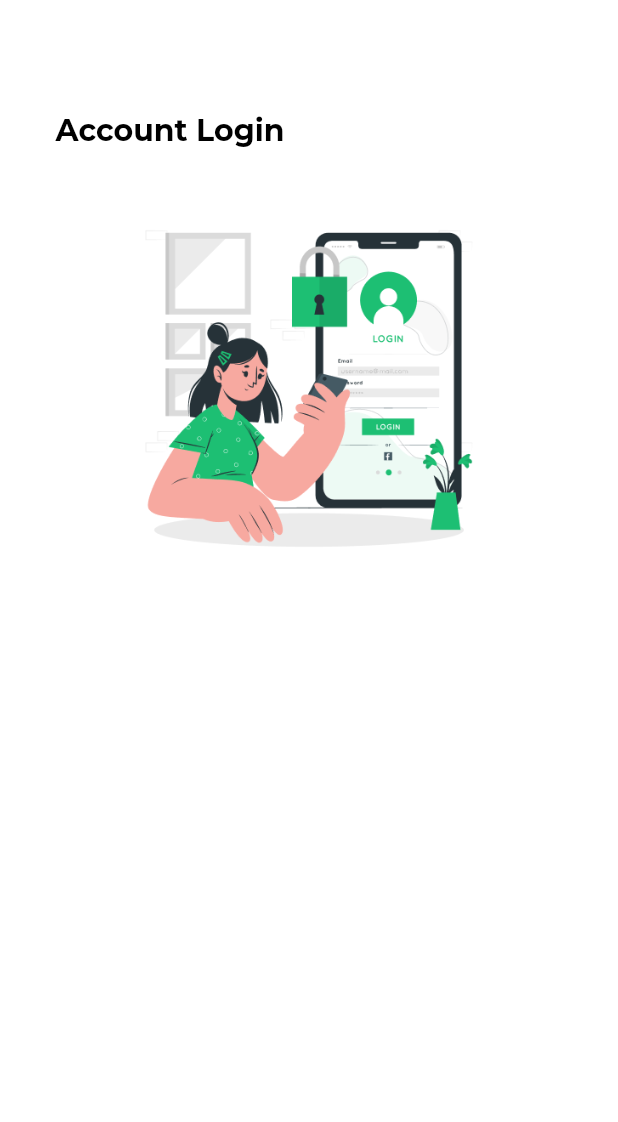
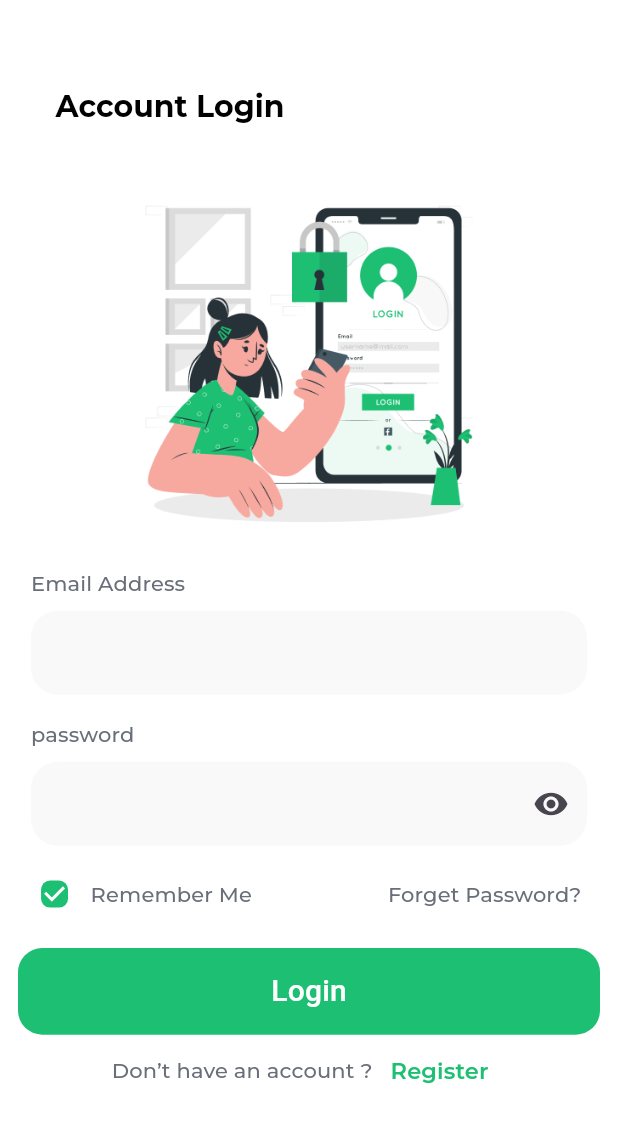
Before and after one commit to Mahmoudshady20/kafiil_test, a Flutter app: the screen it shows after launch, on a phone screen of 412 x 824 dp. Shown: the top 1122 px of the screen. Run offline on Flutter 3.47's test engine with Material 3 defaults, Android fonts, the phone set to English and light mode, and no system bars; our stand-ins replace google_fonts.

Commit message:
1- finish login UI 2- validations_regex.dart

```diff
--- /dev/null
+++ b/lib/core/utils/validations_regex.dart
@@ -0,0 +1,12 @@
+class ValidationRegex{
+
+  static bool emailRegex(String input) {
+    var regex = RegExp(
+        r'^(([^<>()[\]\\.,;:\s@"]+(\.[^<>()[\]\\.,;:\s@"]+)*)|(".+"))@((\[[0-9]{1,3}\.[0-9]{1,3}\.[0-9]{1,3}\.[0-9]{1,3}\])|(([a-zA-Z\-0-9]+\.)+[a-zA-Z]{2,}))$');
+    return regex.hasMatch(input);
+  }
+  static bool passwordRegex(String input) {
+    var regex = RegExp( r'^(?=.*?[A-Z])(?=.*?[a-z])(?=.*?[0-9]).{8,}$');
+    return regex.hasMatch(input);
+  }
+}
--- a/lib/feature/authentication_feature/widget/custom_appbar_widget.dart
+++ b/lib/feature/authentication_feature/widget/custom_appbar_widget.dart
@@ -9,7 +9,7 @@ class CustomAppbarWidget extends StatelessWidget {
     return Padding(
       padding:  EdgeInsets.only(
         left: MediaQuery.of(context).size.width * 0.09,
-        top: MediaQuery.of(context).size.height * 0.09,
+        top: MediaQuery.of(context).size.height * 0.07,
       ),
       child: Text(titleName,style: Theme.of(context).textTheme.titleLarge,),
     );
--- /dev/null
+++ b/lib/feature/authentication_feature/widget/custom_auth_button.dart
@@ -0,0 +1,38 @@
+import 'package:flutter/material.dart';
+
+class CustomAuthButton extends StatelessWidget {
+  const CustomAuthButton(
+      {super.key, required this.buttonLabel, required this.onPressed});
+  final String buttonLabel;
+  final void Function()? onPressed;
+  @override
+  Widget build(BuildContext context) {
+    return Container(
+      margin: const EdgeInsets.only(
+        left: 12,
+        top: 12,
+        right: 12,
+      ),
+      height: MediaQuery.of(context).size.height * 0.07,
+      width: MediaQuery.of(context).size.width,
+      decoration: BoxDecoration(
+          color: const Color(0xFF1DBF73),
+          borderRadius: BorderRadius.circular(16)),
+      child: TextButton(
+        style: ElevatedButton.styleFrom(
+          backgroundColor: Colors.transparent,
+          elevation: 0,
+        ),
+        onPressed: onPressed,
+        child: Text(
+          buttonLabel,
+          style: const TextStyle(
+            fontSize: 20,
+            fontWeight: FontWeight.w500,
+            color: Colors.white,
+          ),
+        ),
+      ),
+    );
+  }
+}
--- /dev/null
+++ b/lib/feature/authentication_feature/widget/custom_email_address.dart
@@ -0,0 +1,24 @@
+import 'package:flutter/material.dart';
+import 'package:kafiil_test/core/utils/validations_regex.dart';
+import 'package:kafiil_test/shared/widget/custom_form_field.dart';
+
+class CustomEmailAddress extends StatelessWidget {
+  const CustomEmailAddress({super.key, required this.emailController});
+  final TextEditingController emailController;
+
+  @override
+  Widget build(BuildContext context) {
+    return CustomFormField(
+        label: 'Email Address',
+        controller: emailController,
+        validator: (value) {
+          if (value == null || value.trim().isEmpty) {
+            return 'Please enter your Email';
+          }
+          if (!ValidationRegex.emailRegex(value)) {
+            return 'Please enter Valid Email';
+          }
+          return null;
+        });
+  }
+}
--- /dev/null
+++ b/lib/feature/authentication_feature/widget/custom_password_field.dart
@@ -0,0 +1,53 @@
+import 'package:flutter/material.dart';
+import 'package:kafiil_test/core/utils/validations_regex.dart';
+import 'package:kafiil_test/shared/widget/custom_form_field.dart';
+
+class CustomPasswordField extends StatefulWidget {
+  const CustomPasswordField({super.key,required this.passwordController,required this.label});
+  final TextEditingController passwordController;
+  final String label;
+
+  @override
+  State<CustomPasswordField> createState() => _CustomPasswordFieldState();
+}
+
+class _CustomPasswordFieldState extends State<CustomPasswordField> {
+  late bool hidePassword;
+   @override
+  void initState() {
+     hidePassword = true;
+     super.initState();
+  }
+
+  @override
+  Widget build(BuildContext context) {
+    return  CustomFormField(
+      label: widget.label,
+      controller: widget.passwordController,
+      validator: (value){
+        if (value == null || value.trim().isEmpty) {
+          return 'Please enter your Password';
+        }
+        if (!ValidationRegex.passwordRegex(value)){
+          return 'Please enter valid Password';
+        }
+        return null;
+      },
+      isPassword: hidePassword,
+      suffix:IconButton(
+        onPressed: (){
+          if(hidePassword == false){
+            hidePassword = true;
+          }
+          else {
+            hidePassword = false;
+          }
+          setState(() {
+
+          });
+        },
+        icon: hidePassword ? const Icon(Icons.visibility) : const Icon(Icons.visibility_off),
+      ),
+    );
+  }
+}
--- /dev/null
+++ b/lib/feature/authentication_feature/widget/have_account_login.dart
@@ -0,0 +1,21 @@
+import 'package:flutter/material.dart';
+
+class HaveAccountLogin extends StatelessWidget {
+  const HaveAccountLogin({super.key});
+
+  @override
+  Widget build(BuildContext context) {
+    return Row(
+      mainAxisAlignment: MainAxisAlignment.center,
+      crossAxisAlignment: CrossAxisAlignment.center,
+      children: [
+        Text('Don’t have an account ?',style: Theme.of(context).textTheme.titleSmall,),
+        TextButton(onPressed: (){}, child: Text('Register',style: Theme.of(context).textTheme.titleSmall?.copyWith(
+          fontWeight: FontWeight.w600,
+          fontSize: 15,
+          color: const Color(0xFF1DBF73),
+        ),),)
+      ],
+    );
+  }
+}
--- a/lib/feature/authentication_feature/widget/login_image.dart
+++ b/lib/feature/authentication_feature/widget/login_image.dart
@@ -12,8 +12,9 @@ class LoginImage extends StatelessWidget {
           right: MediaQuery.of(context).size.width * 0.16,
           top: MediaQuery.of(context).size.width * 0.08,
         ),
-        child: Image.asset('assets/images/img.png',
-        width: 255,
+        child: Image.asset(
+          'assets/images/img.png',
+          width: 255,
           height: 255,
         ),
       ),
--- a/lib/feature/authentication_feature/widget/login_view_body.dart
+++ b/lib/feature/authentication_feature/widget/login_view_body.dart
@@ -1,20 +1,69 @@
 import 'package:flutter/material.dart';
 import 'package:kafiil_test/feature/authentication_feature/widget/custom_appbar_widget.dart';
+import 'package:kafiil_test/feature/authentication_feature/widget/custom_auth_button.dart';
+import 'package:kafiil_test/feature/authentication_feature/widget/custom_email_address.dart';
+import 'package:kafiil_test/feature/authentication_feature/widget/custom_password_field.dart';
+import 'package:kafiil_test/feature/authentication_feature/widget/have_account_login.dart';
 import 'package:kafiil_test/feature/authentication_feature/widget/login_image.dart';
+import 'package:kafiil_test/feature/authentication_feature/widget/remember_forget_row.dart';
 
-class LoginViewBody extends StatelessWidget {
+class LoginViewBody extends StatefulWidget {
   const LoginViewBody({super.key});
 
   @override
+  State<LoginViewBody> createState() => _LoginViewBodyState();
+}
+
+class _LoginViewBodyState extends State<LoginViewBody> {
+  late TextEditingController emailController;
+  late TextEditingController passwordController;
+  late bool checkBox;
+  @override
+  void initState() {
+    emailController = TextEditingController();
+    passwordController = TextEditingController();
+    checkBox = true;
+    super.initState();
+  }
+
+  @override
+  void dispose() {
+    emailController.dispose();
+    passwordController.dispose();
+    super.dispose();
+  }
+
+  @override
   Widget build(BuildContext context) {
-    return const SafeArea(
+    return SafeArea(
       child: Scaffold(
-        body: Column(
-          crossAxisAlignment: CrossAxisAlignment.start,
-          children: [
-            CustomAppbarWidget(titleName: 'Account Login',),
-            LoginImage()
-          ],
+        body: SingleChildScrollView(
+          child: Column(
+            crossAxisAlignment: CrossAxisAlignment.start,
+            children: [
+              const CustomAppbarWidget(
+                titleName: 'Account Login',
+              ),
+              const LoginImage(),
+              CustomEmailAddress(emailController: emailController),
+              CustomPasswordField(
+                passwordController: passwordController,
+                label: 'password',
+              ),
+              RememberForgetRow(
+                  value: checkBox,
+                  onChanged: (value) {
+                    setState(() {
+                      checkBox = value!;
+                    });
+                  }),
+              CustomAuthButton(
+                buttonLabel: 'Login',
+                onPressed: () {},
+              ),
+              const HaveAccountLogin()
+            ],
+          ),
         ),
       ),
     );
--- /dev/null
+++ b/lib/feature/authentication_feature/widget/remember_forget_row.dart
@@ -0,0 +1,49 @@
+import 'package:flutter/material.dart';
+
+typedef MyChanged = void Function(bool?)?;
+
+class RememberForgetRow extends StatelessWidget {
+  const RememberForgetRow(
+      {super.key, required this.value, required this.onChanged});
+  final bool value;
+  final MyChanged onChanged;
+
+  @override
+  Widget build(BuildContext context) {
+    return StatefulBuilder(
+      builder: (context, setState) => Padding(
+        padding: EdgeInsets.symmetric(
+          horizontal: MediaQuery.of(context).size.width * 0.03,
+        ),
+        child: Row(
+          children: [
+            Checkbox(
+              value: value,
+              onChanged: onChanged,
+              checkColor: Colors.white,
+              activeColor: const Color(0xFF1DBF73),
+              shape: const RoundedRectangleBorder(
+                  borderRadius: BorderRadius.only(
+                topLeft: Radius.circular(6),
+                topRight: Radius.circular(6),
+                bottomRight: Radius.circular(6),
+                bottomLeft: Radius.circular(6),
+              )),
+            ),
+            Text(
+              'Remember Me',
+              style: Theme.of(context).textTheme.titleSmall,
+            ),
+            const Spacer(),
+            TextButton(
+                onPressed: () {},
+                child: Text(
+                  'Forget Password?',
+                  style: Theme.of(context).textTheme.titleSmall,
+                ))
+          ],
+        ),
+      ),
+    );
+  }
+}
--- a/lib/shared/theme_data/my_theme_data.dart
+++ b/lib/shared/theme_data/my_theme_data.dart
@@ -16,7 +16,14 @@ class MyThemeData {
           fontSize: 20,
           fontWeight: FontWeight.w700,
         )
-      )
+      ),
+      titleSmall: GoogleFonts.montserrat(
+        textStyle: const TextStyle(
+          color: Color(0xFF696F79),
+          fontSize: 14,
+          fontWeight: FontWeight.w500,
+        )
+      ),
     )
   );
 }
--- /dev/null
+++ b/lib/shared/widget/custom_form_field.dart
@@ -0,0 +1,71 @@
+// ignore_for_file: prefer_const_constructors
+
+import 'package:flutter/material.dart';
+
+typedef MyValidator = String? Function(String?)?;
+
+class CustomFormField extends StatelessWidget {
+  final String label;
+  final String? hint;
+  final IconButton? suffix;
+  final bool isPassword;
+  final TextEditingController controller;
+  final TextInputType textInputType;
+  final int lines;
+  final MyValidator validator;
+  final double? radius;
+  final bool? isLogin;
+  const CustomFormField(
+      {super.key,required this.label,
+        this.hint,
+        this.isLogin = false,
+        this.radius = 0,
+        this.isPassword = false,
+        required this.controller,
+        this.suffix,
+        this.textInputType = TextInputType.text,
+        this.lines = 1,
+        required this.validator});
+
+  @override
+  Widget build(BuildContext context) {
+    return Container(
+      padding: EdgeInsets.symmetric(
+        horizontal: MediaQuery.of(context).size.width * 0.05,
+        vertical: MediaQuery.of(context).size.height * 0.01,
+      ),
+      child: Column(
+        crossAxisAlignment: CrossAxisAlignment.start,
+        children: [
+          Text(label,style: Theme.of(context).textTheme.titleSmall,),
+          SizedBox(
+            height: MediaQuery.of(context).size.height * 0.01,
+          ),
+          TextFormField(
+            /**
+             * if You tapped outside , then close the Keyboard .
+             */
+            onTapOutside: (event) {
+              FocusManager.instance.primaryFocus!.unfocus();
+            },
+            obscureText: isPassword,
+            controller: controller,
+            keyboardType: textInputType,
+            minLines: lines,
+            maxLines: lines,
+            validator: validator,
+            decoration: InputDecoration(
+              fillColor: Color(0xFFF9F9F9),
+              filled: true,
+              border: OutlineInputBorder(
+                borderRadius: BorderRadius.circular(18),
+                borderSide: BorderSide.none
+              ),
+              suffixIcon: suffix,
+            ),
+          ),
+        ],
+      ),
+    );
+  }
+}
```
